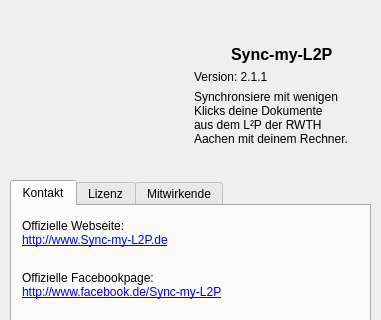
RobertKrajewski/Sync-my-L2P, file info.ui: the form before one commit; both pictures show x 0 to 381 and y 0 to 320 of the 381 by 540 pixel window.
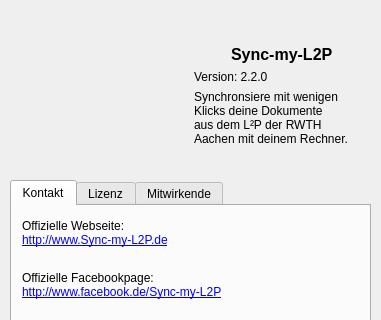
The form after the commit.

```diff
--- a/info.ui
+++ b/info.ui
@@ -77,7 +77,7 @@
       <item>
        <widget class="QLabel" name="version_lable">
         <property name="text">
-         <string notr="true">Version: 2.1.1</string>
+         <string notr="true">Version: 2.2.0</string>
         </property>
        </widget>
       </item>
```
